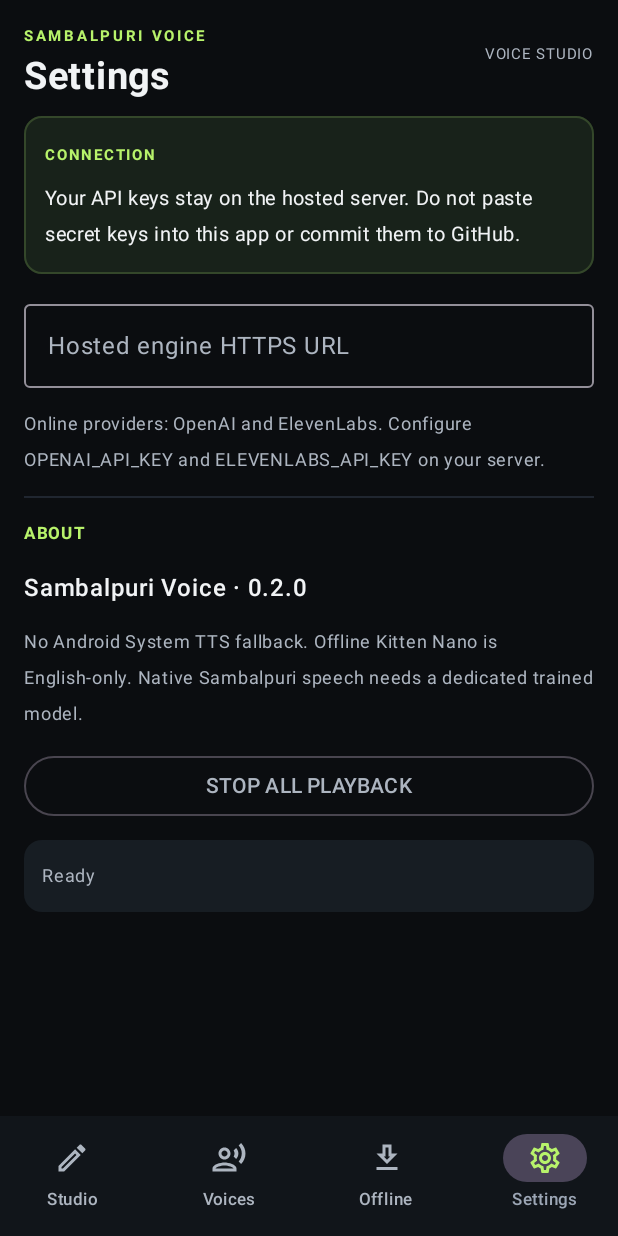
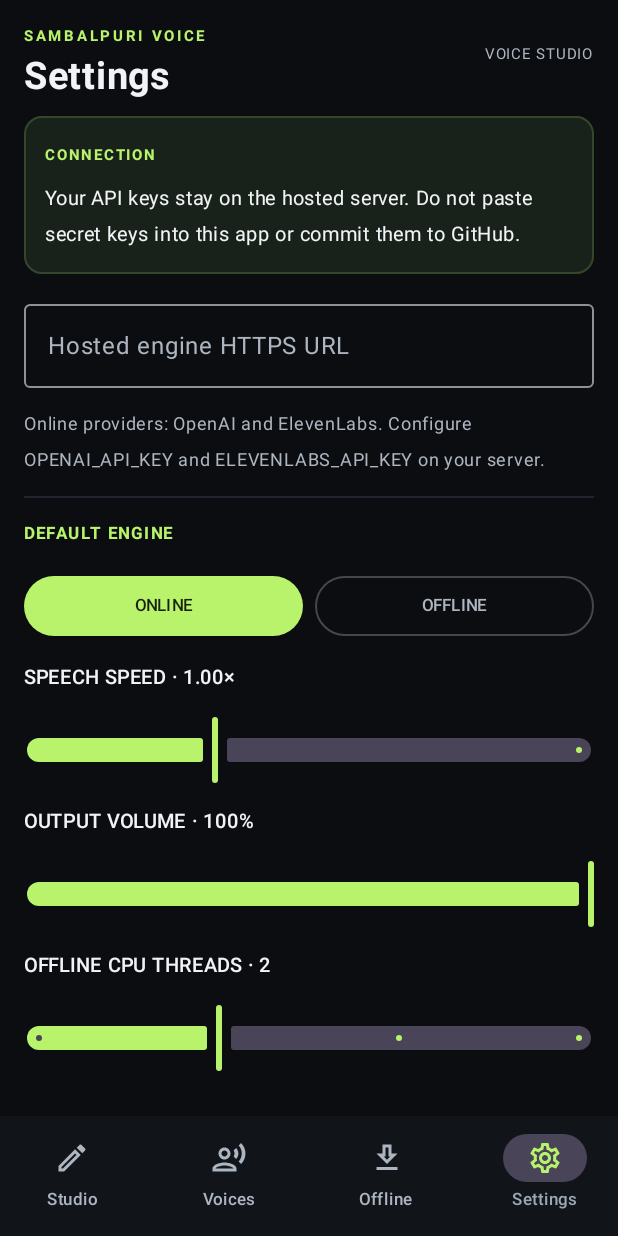
Before and after one commit to jhaa2k/Samb-tts, an Android app built with Jetpack Compose: the screen it shows after launch (MainActivity), item 4 of the bottom bar chosen, on a phone screen of 412 x 824 dp. Run offline under Robolectric (Android 15) with nearby library versions, the phone set to English and light mode, and no system bars; libraries missing offline, so code that uses them is left out: com.k2fsa.sherpa, org.apache.commons.

Commit message:
Add persistent manual voice and playback settings

```diff
--- a/app/src/main/java/com/sambvoice/app/MainActivity.kt
+++ b/app/src/main/java/com/sambvoice/app/MainActivity.kt
@@ -70,6 +70,12 @@ class MainActivity : ComponentActivity() {
             var notice by remember { mutableStateOf("Ready") }
             var offlineInstalled by remember { mutableStateOf(offlineEngine.isInstalled()) }
             var installing by remember { mutableStateOf(false) }
+            val prefs = remember { getSharedPreferences("voice_settings", MODE_PRIVATE) }
+            var speechSpeed by remember { mutableStateOf(prefs.getFloat("speech_speed", 1.0f)) }
+            var outputVolume by remember { mutableStateOf(prefs.getFloat("output_volume", 1.0f)) }
+            var offlineThreads by remember { mutableStateOf(prefs.getInt("offline_threads", 2).coerceIn(1, 4)) }
+            var defaultEngine by remember { mutableStateOf(prefs.getString("default_engine", "online") ?: "online") }
+            var autoStop by remember { mutableStateOf(prefs.getBoolean("stop_before_generate", true)) }
 
             LaunchedEffect(sharedText) { if (sharedText.isNotBlank()) input = sharedText }
 
@@ -154,11 +160,14 @@ class MainActivity : ComponentActivity() {
                                             else if (provider == "offline") {
                                                 val voice = offlineVoices.firstOrNull { it.name == selectedVoice } ?: offlineVoices.first()
                                                 if (!offlineInstalled) notice = "Install the offline voice pack from Offline screen."
-                                                else offlineEngine.speak(input, voice.speakerId) { s -> runOnUiThread { notice = s } }
+                                                else {
+                                                    if (autoStop) stopPlayback()
+                                                    offlineEngine.speak(input, voice.speakerId, speechSpeed, outputVolume, offlineThreads) { s -> runOnUiThread { notice = s } }
+                                                }
                                             } else {
                                                 val voice = if (provider == "elevenlabs") elevenVoiceId.trim() else selectedVoice
                                                 if (voice.isBlank()) notice = "Enter an ElevenLabs voice ID in Voices."
-                                                else speakOnline(input, provider, voice, serverUrl) { s -> runOnUiThread { notice = s } }
+                                                else speakOnline(input, provider, voice, serverUrl, speechSpeed, outputVolume) { s -> runOnUiThread { notice = s } }
                                             }
                                         },
                                         enabled = input.isNotBlank(),
@@ -237,6 +246,29 @@ class MainActivity : ComponentActivity() {
                                     )
                                     Text("Online providers: OpenAI and ElevenLabs. Configure OPENAI_API_KEY and ELEVENLABS_API_KEY on your server.", color = scheme.onSurfaceVariant, fontSize = 12.sp)
                                     Divider(color = scheme.surfaceVariant)
+                                    Text("DEFAULT ENGINE", color = scheme.primary, fontSize = 11.sp, fontWeight = FontWeight.Bold, letterSpacing = 1.2.sp)
+                                    Row(horizontalArrangement = Arrangement.spacedBy(8.dp)) {
+                                        ModeButton("ONLINE", defaultEngine == "online", Modifier.weight(1f)) { defaultEngine = "online"; prefs.edit().putString("default_engine", "online").apply() }
+                                        ModeButton("OFFLINE", defaultEngine == "offline", Modifier.weight(1f)) { defaultEngine = "offline"; prefs.edit().putString("default_engine", "offline").apply() }
+                                    }
+                                    Text("SPEECH SPEED · " + "%.2f".format(speechSpeed) + "×", color = scheme.onSurface, fontSize = 13.sp, fontWeight = FontWeight.SemiBold)
+                                    Slider(value = speechSpeed, onValueChange = { speechSpeed = it; prefs.edit().putFloat("speech_speed", it).apply() }, valueRange = 0.5f..2.0f)
+                                    Text("OUTPUT VOLUME · " + (outputVolume * 100).toInt() + "%", color = scheme.onSurface, fontSize = 13.sp, fontWeight = FontWeight.SemiBold)
+                                    Slider(value = outputVolume, onValueChange = { outputVolume = it; prefs.edit().putFloat("output_volume", it).apply() }, valueRange = 0f..1f)
+                                    Text("OFFLINE CPU THREADS · " + offlineThreads, color = scheme.onSurface, fontSize = 13.sp, fontWeight = FontWeight.SemiBold)
+                                    Slider(value = offlineThreads.toFloat(), onValueChange = { offlineThreads = it.toInt().coerceIn(1, 4); prefs.edit().putInt("offline_threads", offlineThreads).apply() }, valueRange = 1f..4f, steps = 2)
+                                    Row(Modifier.fillMaxWidth(), horizontalArrangement = Arrangement.SpaceBetween) {
+                                        Column(Modifier.weight(1f)) { Text("Stop previous audio", color = scheme.onSurface, fontSize = 13.sp, fontWeight = FontWeight.SemiBold); Text("Stop active playback before generating new speech", color = scheme.onSurfaceVariant, fontSize = 11.sp) }
+                                        Switch(checked = autoStop, onCheckedChange = { autoStop = it; prefs.edit().putBoolean("stop_before_generate", it).apply() })
+                                    }
+                                    OutlinedButton(onClick = {
+                                        speechSpeed = 1f; outputVolume = 1f; offlineThreads = 2; defaultEngine = "online"; autoStop = true
+                                        prefs.edit().putFloat("speech_speed", 1f).putFloat("output_volume", 1f).putInt("offline_threads", 2).putString("default_engine", "online").putBoolean("stop_before_generate", true).apply()
+                                        notice = "Settings reset to defaults."
+                                    }, modifier = Modifier.fillMaxWidth()) { Text("RESET SETTINGS") }
+                                    Divider(color = scheme.surfaceVariant)
+                                    Text("AUDIO ENGINE NOTES", color = scheme.primary, fontSize = 11.sp, fontWeight = FontWeight.Bold, letterSpacing = 1.2.sp)
+                                    Text("Offline sample rate is fixed by the Kitten Nano model (24 kHz). Pitch control and native Sambalpuri pronunciation are not supported by this English-only model.", color = scheme.onSurfaceVariant, fontSize = 12.sp)
                                     Text("ABOUT", color = scheme.primary, fontSize = 11.sp, fontWeight = FontWeight.Bold, letterSpacing = 1.2.sp)
                                     Text("Sambalpuri Voice · 0.2.0", color = scheme.onSurface, fontWeight = FontWeight.SemiBold)
                                     Text("No Android System TTS fallback. Offline Kitten Nano is English-only. Native Sambalpuri speech needs a dedicated trained model.", color = scheme.onSurfaceVariant, fontSize = 12.sp)
@@ -256,7 +288,7 @@ class MainActivity : ComponentActivity() {
         onlinePlayer = null
     }
 
-    private fun speakOnline(text: String, provider: String, voice: String, baseUrl: String, onStatus: (String) -> Unit) {
+    private fun speakOnline(text: String, provider: String, voice: String, baseUrl: String, speed: Float = 1.0f, volume: Float = 1.0f, onStatus: (String) -> Unit) {
         Thread {
             try {
                 if (baseUrl.isBlank()) { onStatus("Set your hosted engine URL in Settings first."); return@Thread }
@@ -268,7 +300,7 @@ class MainActivity : ComponentActivity() {
                     doOutput = true
                     setRequestProperty("Content-Type", "application/json")
                 }
-                val payload = JSONObject().put("text", text).put("provider", provider).put("voice", voice).put("speed", 1.0).put("style", "Speak naturally and clearly.").toString()
+                val payload = JSONObject().put("text", text).put("provider", provider).put("voice", voice).put("speed", speed.coerceIn(0.5f, 2.0f).toDouble()).put("style", "Speak naturally and clearly.").toString()
                 connection.outputStream.use { it.write(payload.toByteArray(Charsets.UTF_8)) }
                 val code = connection.responseCode
                 if (code !in 200..299) {
@@ -282,7 +314,7 @@ class MainActivity : ComponentActivity() {
                     stopPlayback()
                     onlinePlayer = MediaPlayer().apply {
                         setDataSource(audioFile.absolutePath)
-                        setOnPreparedListener { it.start(); onStatus("Playing $provider · $voice") }
+                        setOnPreparedListener { it.setVolume(volume.coerceIn(0f, 1f), volume.coerceIn(0f, 1f)); it.start(); onStatus("Playing $provider · $voice") }
                         setOnCompletionListener { it.release(); onlinePlayer = null; onStatus("Speech finished.") }
                         setOnErrorListener { player, _, _ -> player.release(); onlinePlayer = null; onStatus("Audio playback failed."); true }
                         prepareAsync()
```
